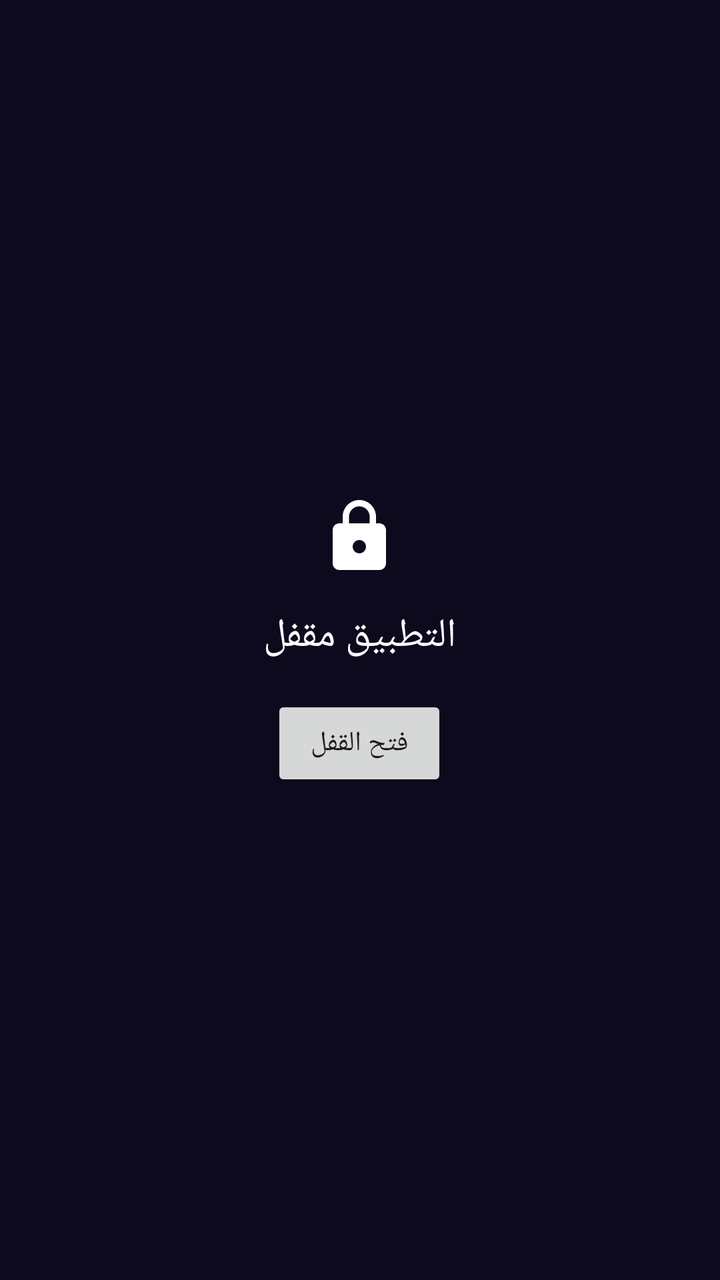
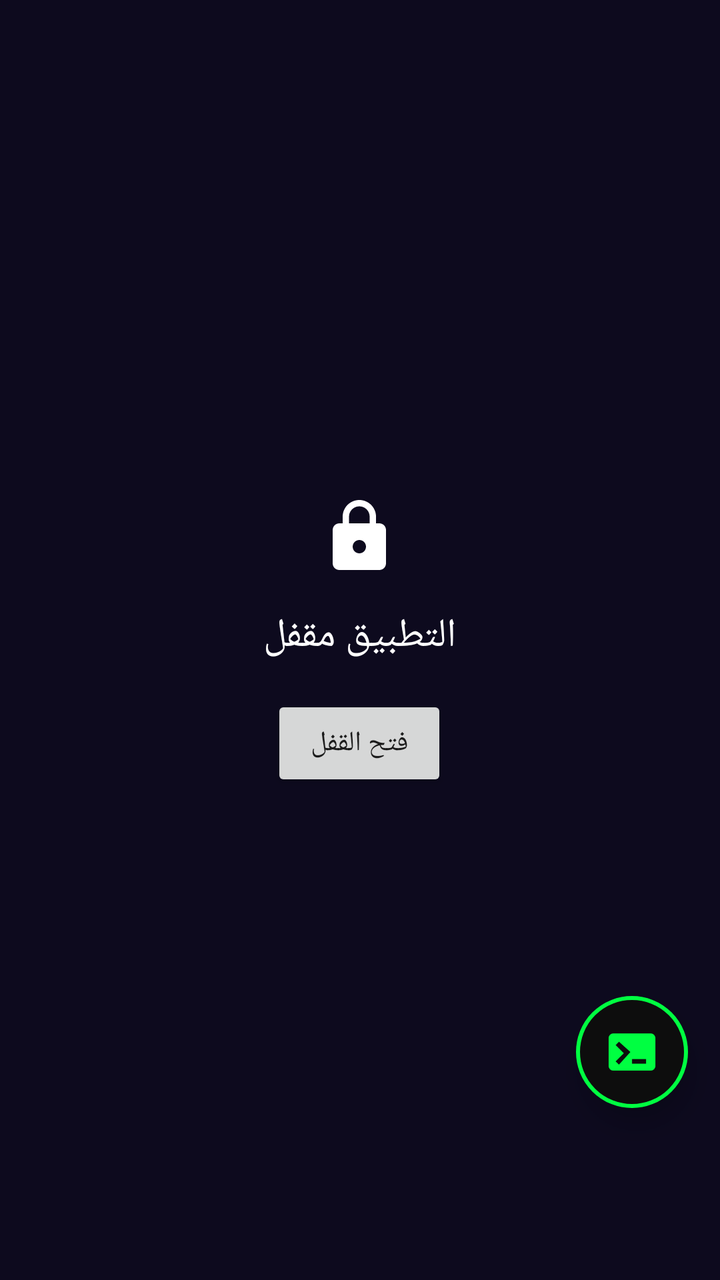

Two renders of the same Android screen: before a commit and after it. Below are the layout's source before the change and the commit's diff.
<!-- AndroidManifest.xml: application theme Theme.AppCompat.Light.NoActionBar -->
<!-- res/layout/activity_main.xml -->
<?xml version="1.0" encoding="utf-8"?>
<FrameLayout xmlns:android="http://schemas.android.com/apk/res/android"
    android:layout_width="match_parent"
    android:layout_height="match_parent">

    <FrameLayout
        android:id="@+id/homeScreen"
        android:layout_width="match_parent"
        android:layout_height="match_parent"
        android:background="@drawable/bg_gradient">

        <LinearLayout
            android:layout_width="match_parent"
            android:layout_height="match_parent"
            android:orientation="vertical"
            android:paddingTop="48dp"
            android:paddingBottom="70dp">

            <LinearLayout
                android:layout_width="match_parent"
                android:layout_height="wrap_content"
                android:layout_marginHorizontal="20dp"
                android:layout_marginBottom="24dp"
                android:background="@drawable/bg_search_bar"
                android:orientation="horizontal"
                android:gravity="center_vertical"
                android:paddingHorizontal="16dp"
                android:paddingVertical="12dp">

                <TextView
                    android:layout_width="wrap_content"
                    android:layout_height="wrap_content"
                    android:text="🔍"
                    android:textSize="18sp"
                    android:layout_marginEnd="8dp" />

                <EditText
                    android:id="@+id/homeSearchBar"
                    android:layout_width="0dp"
                    android:layout_height="wrap_content"
                    android:layout_weight="1"
                    android:background="@null"
                    android:hint="ابحث أو اكتب رابط"
                    android:textColor="#FFFFFF"
                    android:textColorHint="#AAAAAA"
                    android:imeOptions="actionGo"
                    android:inputType="textUri"
                    android:singleLine="true" />
            </LinearLayout>

            <ScrollView
                android:layout_width="match_parent"
                android:layout_height="0dp"
                android:layout_weight="1">

                <GridLayout
                    android:id="@+id/gridShortcuts"
                    android:layout_width="match_parent"
                    android:layout_height="wrap_content"
                    android:columnCount="4"
                    android:padding="12dp" />
            </ScrollView>

        </LinearLayout>
    </FrameLayout>

    <FrameLayout
        android:id="@+id/browserContainer"
        android:layout_width="match_parent"
        android:layout_height="match_parent"
        android:visibility="gone">

        <LinearLayout
            android:layout_width="match_parent"
            android:layout_height="match_parent"
            android:orientation="vertical">

            <LinearLayout
                android:layout_width="match_parent"
                android:layout_height="wrap_content"
                android:orientation="horizontal"
                android:background="#1A1030"
                android:padding="8dp"
                android:gravity="center_vertical">

                <TextView
                    android:id="@+id/urlDisplay"
                    android:layout_width="0dp"
                    android:layout_height="wrap_content"
                    android:layout_weight="1"
                    android:textColor="#FFFFFF"
                    android:singleLine="true"
                    android:ellipsize="middle"
                    android:text="" />

                <ImageButton
                    android:id="@+id/menuButtonTop"
                    android:layout_width="40dp"
                    android:layout_height="40dp"
                    android:background="@null"
                    android:padding="8dp"
                    android:scaleType="fitCenter"
                    android:src="@drawable/ic_menu"
                    android:contentDescription="قائمة" />
            </LinearLayout>

            <ProgressBar
                android:id="@+id/progressBar"
                style="?android:attr/progressBarStyleHorizontal"
                android:layout_width="match_parent"
                android:layout_height="4dp"
                android:max="100"
                android:visibility="gone" />

            <androidx.swiperefreshlayout.widget.SwipeRefreshLayout
                android:id="@+id/swipeRefresh"
                android:layout_width="match_parent"
                android:layout_height="0dp"
                android:layout_weight="1">

                <FrameLayout
                    android:id="@+id/webViewContainer"
                    android:layout_width="match_parent"
                    android:layout_height="match_parent" />
            </androidx.swiperefreshlayout.widget.SwipeRefreshLayout>
        </LinearLayout>
    </FrameLayout>

    <LinearLayout
        android:id="@+id/bottomBar"
        android:layout_width="match_parent"
        android:layout_height="wrap_content"
        android:layout_gravity="bottom"
        android:orientation="horizontal"
        android:background="@drawable/bg_bottom_bar"
        android:paddingVertical="10dp"
        android:gravity="center">

        <ImageButton
            android:id="@+id/backButton"
            android:layout_width="0dp"
            android:layout_height="48dp"
            android:layout_weight="1"
            android:background="@null"
            android:padding="12dp"
            android:scaleType="fitCenter"
            android:src="@drawable/ic_back"
            android:contentDescription="رجوع" />

        <ImageButton
            android:id="@+id/homeButton"
            android:layout_width="0dp"
            android:layout_height="48dp"
            android:layout_weight="1"
            android:background="@null"
            android:padding="12dp"
            android:scaleType="fitCenter"
            android:src="@drawable/ic_home"
            android:contentDescription="الرئيسية" />

        <ImageButton
            android:id="@+id/menuButton"
            android:layout_width="0dp"
            android:layout_height="48dp"
            android:layout_weight="1"
            android:background="@null"
            android:padding="12dp"
            android:scaleType="fitCenter"
            android:src="@drawable/ic_menu"
            android:contentDescription="القائمة" />

        <ImageButton
            android:id="@+id/downloadsButton"
            android:layout_width="0dp"
            android:layout_height="48dp"
            android:layout_weight="1"
            android:background="@null"
            android:padding="12dp"
            android:scaleType="fitCenter"
            android:src="@drawable/ic_download"
            android:contentDescription="التحميلات" />

        <Button
            android:id="@+id/tabsButton"
            android:layout_width="0dp"
            android:layout_height="wrap_content"
            android:layout_weight="1"
            android:background="@null"
            android:textColor="#FFFFFF"
            android:text="1" />
    </LinearLayout>

    <FrameLayout
        android:id="@+id/fullscreenContainer"
        android:layout_width="match_parent"
        android:layout_height="match_parent"
        android:background="#000000"
        android:visibility="gone" />

    <FrameLayout
        android:id="@+id/lockOverlay"
        android:layout_width="match_parent"
        android:layout_height="match_parent"
        android:background="#0D0A1E"
        android:visibility="visible">

        <LinearLayout
            android:layout_width="wrap_content"
            android:layout_height="wrap_content"
            android:layout_gravity="center"
            android:orientation="vertical"
            android:gravity="center">

            <ImageButton
                android:id="@+id/lockIcon"
                android:layout_width="48dp"
                android:layout_height="48dp"
                android:background="@null"
                android:padding="4dp"
                android:scaleType="fitCenter"
                android:src="@drawable/ic_lock"
                android:contentDescription="مقفل"
                android:layout_marginBottom="12dp"
                android:clickable="false"
                android:focusable="false" />

            <TextView
                android:layout_width="wrap_content"
                android:layout_height="wrap_content"
                android:text="التطبيق مقفل"
                android:textColor="#FFFFFF"
                android:textSize="20sp"
                android:layout_marginBottom="16dp" />

            <Button
                android:id="@+id/unlockButton"
                android:layout_width="wrap_content"
                android:layout_height="wrap_content"
                android:text="فتح القفل" />
        </LinearLayout>
    </FrameLayout>

</FrameLayout>
<!-- resources referenced by this layout -->
<resources>
  <!-- drawable bg_bottom_bar (drawable) -->
  <?xml version="1.0" encoding="utf-8"?>
  <shape xmlns:android="http://schemas.android.com/apk/res/android">
      <solid android:color="#1A1030" />
  </shape>
  <!-- drawable bg_gradient (drawable) -->
  <?xml version="1.0" encoding="utf-8"?>
  <shape xmlns:android="http://schemas.android.com/apk/res/android">
      <gradient
          android:angle="90"
          android:startColor="#2B1B5E"
          android:centerColor="#1A1030"
          android:endColor="#0D0A1E" />
  </shape>
  <!-- drawable bg_search_bar (drawable) -->
  <?xml version="1.0" encoding="utf-8"?>
  <shape xmlns:android="http://schemas.android.com/apk/res/android">
      <solid android:color="#332A4A6B" />
      <corners android:radius="28dp" />
  </shape>
  <!-- drawable ic_back (drawable) -->
  <vector xmlns:android="http://schemas.android.com/apk/res/android"
      android:width="24dp" android:height="24dp"
      android:viewportWidth="24" android:viewportHeight="24">
      <path android:fillColor="#FFFFFF"
          android:pathData="M20,11H7.83l5.59,-5.59L12,4l-8,8 8,8 1.41,-1.41L7.83,13H20v-2z"/>
  </vector>
  <!-- drawable ic_download (drawable) -->
  <vector xmlns:android="http://schemas.android.com/apk/res/android"
      android:width="24dp" android:height="24dp"
      android:viewportWidth="24" android:viewportHeight="24">
      <path android:fillColor="#FFFFFF"
          android:pathData="M19,9h-4L15,3L9,3v6L5,9l7,7 7,-7zM5,18v2h14v-2L5,18z"/>
  </vector>
  <!-- drawable ic_home (drawable) -->
  <vector xmlns:android="http://schemas.android.com/apk/res/android"
      android:width="24dp" android:height="24dp"
      android:viewportWidth="24" android:viewportHeight="24">
      <path android:fillColor="#FFFFFF"
          android:pathData="M10,20v-6h4v6h5v-8h3L12,3 2,12h3v8z"/>
  </vector>
  <!-- drawable ic_menu (drawable) -->
  <vector xmlns:android="http://schemas.android.com/apk/res/android"
      android:width="24dp" android:height="24dp"
      android:viewportWidth="24" android:viewportHeight="24">
      <path android:fillColor="#FFFFFF"
          android:pathData="M3,18h18v-2L3,16v2zM3,13h18v-2L3,11v2zM3,6v2h18L21,6L3,6z"/>
  </vector>
  <!-- unchanged entries left out for length: 1 -->
</resources>

<!-- the commit's change to res/layout/activity_main.xml (unified diff, before → after) -->
@@ -189,6 +189,20 @@
             android:textColor="#FFFFFF"
             android:text="1" />
     </LinearLayout>
+
+    <ImageButton
+        android:id="@+id/cyberFab"
+        android:layout_width="56dp"
+        android:layout_height="56dp"
+        android:layout_gravity="bottom|end"
+        android:layout_marginEnd="16dp"
+        android:layout_marginBottom="86dp"
+        android:background="@drawable/bg_fab_cyber"
+        android:padding="14dp"
+        android:scaleType="fitCenter"
+        android:src="@drawable/ic_terminal"
+        android:contentDescription="الوضع السيبراني"
+        android:elevation="8dp" />
 
     <FrameLayout
         android:id="@+id/fullscreenContainer"
@@ -240,4 +254,151 @@
         </LinearLayout>
     </FrameLayout>
 
+    <FrameLayout
+        android:id="@+id/cyberContainer"
+        android:layout_width="match_parent"
+        android:layout_height="match_parent"
+        android:background="#000000"
+        android:visibility="gone">
+
+        <LinearLayout
+            android:layout_width="match_parent"
+            android:layout_height="match_parent"
+            android:orientation="vertical">
+
+            <LinearLayout
+                android:layout_width="match_parent"
+                android:layout_height="wrap_content"
+                android:orientation="horizontal"
+                android:padding="12dp"
+                android:gravity="center_vertical">
+
+                <TextView
+                    android:layout_width="0dp"
+                    android:layout_height="wrap_content"
+                    android:layout_weight="1"
+                    android:text="🖥️ الوضع السيبراني"
+                    android:textColor="#00FF41"
+                    android:textSize="18sp"
+                    android:textStyle="bold" />
+
+                <ImageButton
+                    android:id="@+id/cyberCloseButton"
+                    android:layout_width="36dp"
+                    android:layout_height="36dp"
+                    android:background="@null"
+                    android:padding="6dp"
+                    android:scaleType="fitCenter"
+                    android:src="@drawable/ic_close"
+                    android:contentDescription="إغلاق" />
+            </LinearLayout>
+
+            <FrameLayout
+                android:id="@+id/cyberEditorArea"
+                android:layout_width="match_parent"
+                android:layout_height="0dp"
+                android:layout_weight="1"
+                android:padding="16dp">
+
+                <TextView
+                    android:layout_width="match_parent"
+                    android:layout_height="match_parent"
+                    android:text="// منطقة المحرر — قريبًا"
+                    android:textColor="#33FF41"
+                    android:textSize="14sp"
+                    android:fontFamily="monospace" />
+            </FrameLayout>
+
+            <LinearLayout
+                android:layout_width="match_parent"
+                android:layout_height="wrap_content"
+                android:orientation="horizontal"
+                android:padding="10dp"
+                android:gravity="center">
+
+                <Button
+                    android:id="@+id/cyberFilesButton"
+                    android:layout_width="0dp"
+                    android:layout_height="wrap_content"
+                    android:layout_weight="1"
+                    android:layout_margin="4dp"
+                    android:background="@drawable/bg_cyber_button"
+                    android:textColor="#00FF41"
+                    android:textSize="11sp"
+                    android:text="📁 ملفات" />
+
+                <Button
+                    android:id="@+id/cyberTerminalButton"
+                    android:layout_width="0dp"
+                    android:layout_height="wrap_content"
+                    android:layout_weight="1"
+                    android:layout_margin="4dp"
+                    android:background="@drawable/bg_cyber_button"
+                    android:textColor="#00FF41"
+                    android:textSize="11sp"
+                    android:text="⌨ ترمينال" />
+
+                <Button
+                    android:id="@+id/cyberPackagesButton"
+                    android:layout_width="0dp"
+                    android:layout_height="wrap_content"
+                    android:layout_weight="1"
+                    android:layout_margin="4dp"
+                    android:background="@drawable/bg_cyber_button"
+                    android:textColor="#00FF41"
+                    android:textSize="11sp"
+                    android:text="📦 مكتبات" />
+
+                <Button
+                    android:id="@+id/cyberSnippetsButton"
+                    android:layout_width="0dp"
+                    android:layout_height="wrap_content"
+                    android:layout_weight="1"
+                    android:layout_margin="4dp"
+                    android:background="@drawable/bg_cyber_button"
+                    android:textColor="#00FF41"
+                    android:textSize="11sp"
+                    android:text="📚 أكواد" />
+            </LinearLayout>
+        </LinearLayout>
+
+        <FrameLayout
+            android:id="@+id/cyberPanel"
+            android:layout_width="match_parent"
+            android:layout_height="match_parent"
+            android:layout_marginTop="70dp"
+            android:layout_marginBottom="70dp"
+            android:layout_marginHorizontal="12dp"
+            android:background="@drawable/bg_cyber_panel"
+            android:visibility="gone">
+
+            <LinearLayout
+                android:layout_width="match_parent"
+                android:layout_height="match_parent"
+                android:orientation="vertical"
+                android:padding="16dp">
+
+                <TextView
+                    android:id="@+id/cyberPanelTitle"
+                    android:layout_width="match_parent"
+                    android:layout_height="wrap_content"
+                    android:text=""
+                    android:textColor="#00FF41"
+                    android:textSize="16sp"
+                    android:textStyle="bold"
+                    android:layout_marginBottom="12dp" />
+
+                <TextView
+                    android:id="@+id/cyberPanelContent"
+                    android:layout_width="match_parent"
+                    android:layout_height="0dp"
+                    android:layout_weight="1"
+                    android:text="قريبًا..."
+                    android:textColor="#66FF41"
+                    android:textSize="13sp" />
+            </LinearLayout>
+        </FrameLayout>
+
+    </FrameLayout>
+
 </FrameLayout>
<!-- resource entries referenced after the edit -->
@@ -4,6 +4,27 @@
   <?xml version="1.0" encoding="utf-8"?>
   <shape xmlns:android="http://schemas.android.com/apk/res/android">
       <solid android:color="#1A1030" />
+  </shape>
+  <!-- drawable bg_cyber_button (drawable) -->
+  <?xml version="1.0" encoding="utf-8"?>
+  <shape xmlns:android="http://schemas.android.com/apk/res/android">
+      <solid android:color="#1A1A1A" />
+      <stroke android:width="1dp" android:color="#00FF41" />
+      <corners android:radius="8dp" />
+  </shape>
+  <!-- drawable bg_cyber_panel (drawable) -->
+  <?xml version="1.0" encoding="utf-8"?>
+  <shape xmlns:android="http://schemas.android.com/apk/res/android">
+      <solid android:color="#0D0D0D" />
+      <stroke android:width="1dp" android:color="#00FF41" />
+      <corners android:radius="12dp" />
+  </shape>
+  <!-- drawable bg_fab_cyber (drawable) -->
+  <?xml version="1.0" encoding="utf-8"?>
+  <shape xmlns:android="http://schemas.android.com/apk/res/android"
+      android:shape="oval">
+      <solid android:color="#0D0D0D" />
+      <stroke android:width="2dp" android:color="#00FF41" />
   </shape>
   <!-- drawable bg_gradient (drawable) -->
   <?xml version="1.0" encoding="utf-8"?>
@@ -27,6 +48,13 @@
       <path android:fillColor="#FFFFFF"
           android:pathData="M20,11H7.83l5.59,-5.59L12,4l-8,8 8,8 1.41,-1.41L7.83,13H20v-2z"/>
   </vector>
+  <!-- drawable ic_close (drawable) -->
+  <vector xmlns:android="http://schemas.android.com/apk/res/android"
+      android:width="24dp" android:height="24dp"
+      android:viewportWidth="24" android:viewportHeight="24">
+      <path android:fillColor="#00FF41"
+          android:pathData="M19,6.41L17.59,5 12,10.59 6.41,5 5,6.41 10.59,12 5,17.59 6.41,19 12,13.41 17.59,19 19,17.59 13.41,12z"/>
+  </vector>
   <!-- drawable ic_download (drawable) -->
   <vector xmlns:android="http://schemas.android.com/apk/res/android"
       android:width="24dp" android:height="24dp"
@@ -48,6 +76,13 @@
       <path android:fillColor="#FFFFFF"
           android:pathData="M3,18h18v-2L3,16v2zM3,13h18v-2L3,11v2zM3,6v2h18L21,6L3,6z"/>
   </vector>
+  <!-- drawable ic_terminal (drawable) -->
+  <vector xmlns:android="http://schemas.android.com/apk/res/android"
+      android:width="24dp" android:height="24dp"
+      android:viewportWidth="24" android:viewportHeight="24">
+      <path android:fillColor="#00FF41"
+          android:pathData="M20,4L4,4c-1.1,0 -2,0.9 -2,2v12c0,1.1 0.9,2 2,2h16c1.1,0 2,-0.9 2,-2L22,6c0,-1.1 -0.9,-2 -2,-2zM6.41,17.41L5,16l3.5,-3.5L5,9l1.41,-1.41L11.31,12l-4.9,5.41zM18,17h-6v-2h6v2z"/>
+  </vector>
   <!-- unchanged entries left out for length: 1 -->
 </resources>
 
